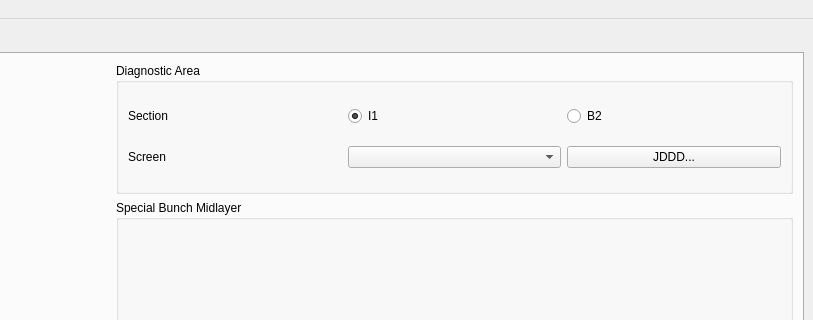
First picture: the form in esme/gui/ui/mainwindow.ui, repository st-walker/esme, before the edit; both pictures show x 587 to 1400 and y 0 to 320 of the 1400 by 785 pixel window.
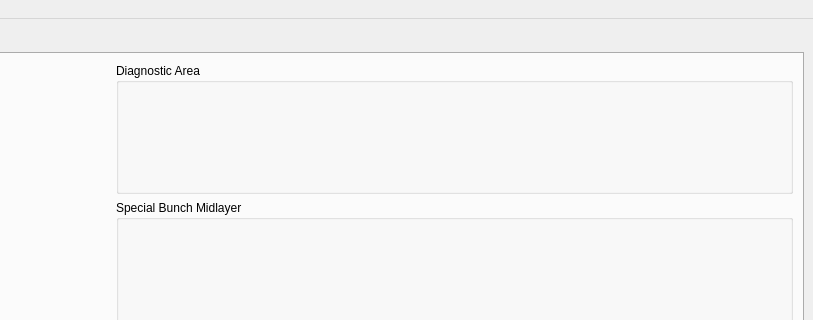
Second picture: the form after the edit. Custom widgets are drawn as their Qt base class.

Diff of the .ui file:
```diff
--- a/esme/gui/ui/mainwindow.ui
+++ b/esme/gui/ui/mainwindow.ui
@@ -158,68 +158,8 @@
            <string>Diagnostic Area</string>
           </property>
           <layout class="QGridLayout" name="gridLayout_2">
-           <item row="1" column="0">
-            <layout class="QHBoxLayout" name="horizontalLayout_3">
-             <item>
-              <widget class="QLabel" name="screen_label">
-               <property name="text">
-                <string>Screen</string>
-               </property>
-              </widget>
-             </item>
-             <item>
-              <widget class="QComboBox" name="select_screen_combobox">
-               <property name="toolTip">
-                <string>The name of the screen to use</string>
-               </property>
-               <property name="placeholderText">
-                <string/>
-               </property>
-              </widget>
-             </item>
-             <item>
-              <widget class="QPushButton" name="jddd_screen_gui_button">
-               <property name="toolTip">
-                <string>Open the corresponding JDDD camera control panel for the selected screen</string>
-               </property>
-               <property name="text">
-                <string>JDDD...</string>
-               </property>
-              </widget>
-             </item>
-            </layout>
-           </item>
            <item row="0" column="0">
-            <layout class="QVBoxLayout" name="verticalLayout">
-             <item>
-              <layout class="QHBoxLayout" name="horizontalLayout_2">
-               <item>
-                <widget class="QLabel" name="section_label">
-                 <property name="text">
-                  <string>Section</string>
-                 </property>
-                </widget>
-               </item>
-               <item>
-                <widget class="QRadioButton" name="i1_radio_button">
-                 <property name="text">
-                  <string>I1</string>
-                 </property>
-                 <property name="checked">
-                  <bool>true</bool>
-                 </property>
-                </widget>
-               </item>
-               <item>
-                <widget class="QRadioButton" name="b2_radio_button">
-                 <property name="text">
-                  <string>B2</string>
-                 </property>
-                </widget>
-               </item>
-              </layout>
-             </item>
-            </layout>
+            <widget class="AreaControl" name="area" native="true"/>
            </item>
           </layout>
          </widget>
@@ -327,7 +267,13 @@
   <customwidget>
    <class>LPSStateWatcher</class>
    <extends>QWidget</extends>
-   <header>esme.gui.status</header>
+   <header>esme.gui.widgets.status</header>
+   <container>1</container>
+  </customwidget>
+  <customwidget>
+   <class>AreaControl</class>
+   <extends>QWidget</extends>
+   <header>esme.gui.widgets.area</header>
    <container>1</container>
   </customwidget>
  </customwidgets>
```
Left out of the diff: 6 changed lines with no effect on the pictures.
